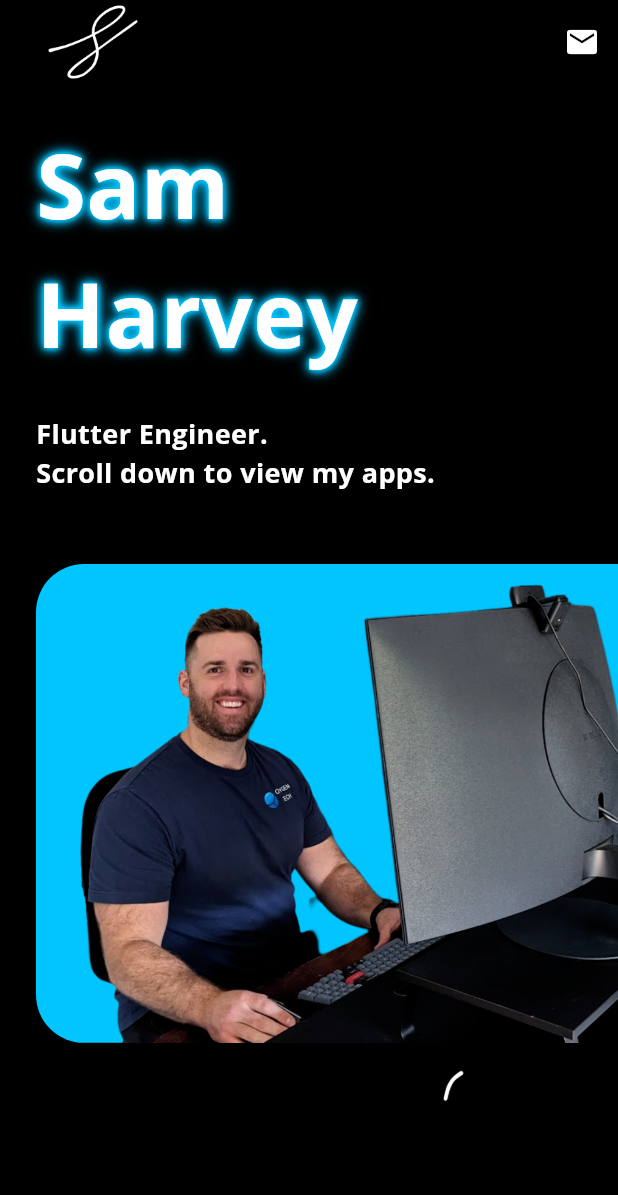
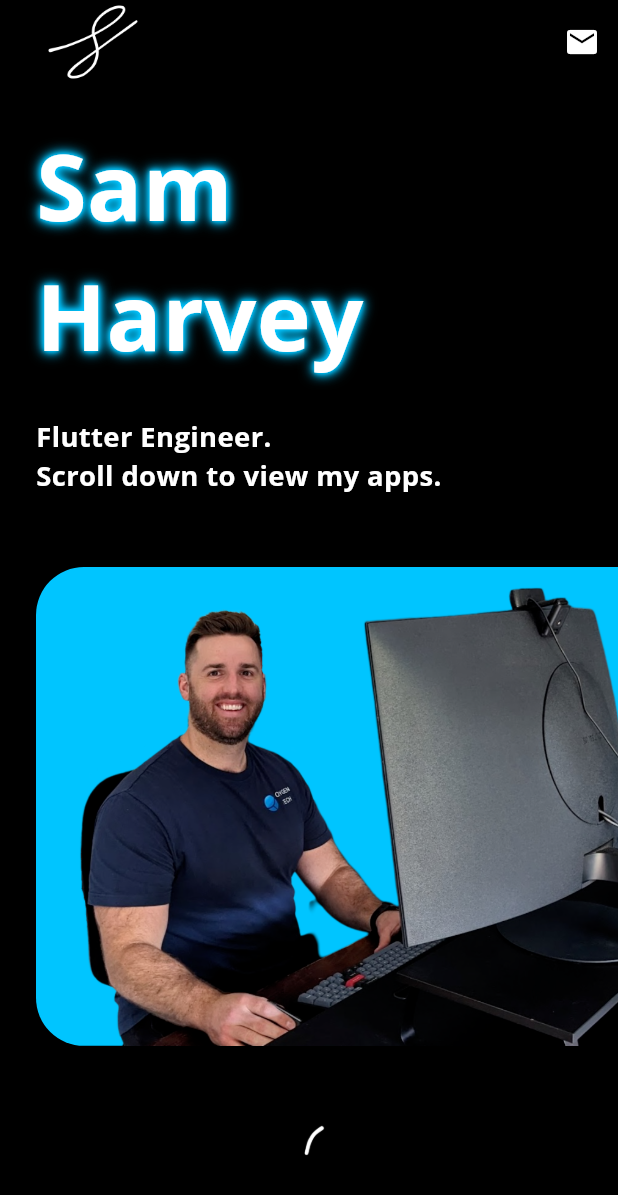
Before and after one commit to SamHarv/samharvey, a Flutter app: the screen it shows after launch, on a phone screen of 412 x 824 dp. Shown: the top 1195 px of the screen. Run offline on Flutter 3.47's test engine with Material 3 defaults, Android fonts, the phone set to English and light mode, and no system bars; our stand-ins replace google_fonts.

Commit message:
Adaptive HomeView UI

```diff
--- /dev/null
+++ b/lib/logic/services/adaptive_font.dart
@@ -0,0 +1,17 @@
+import 'package:flutter/material.dart';
+
+class AdaptiveFontSize {
+  static double getFontSize(BuildContext context, double baseFontSize) {
+    double screenWidth = MediaQuery.sizeOf(context).width;
+    const double baseScreenWidth = 405.0; // Standard screen width
+    double scaleFactor = 1;
+    if (screenWidth > 1000) {
+      scaleFactor = 1.6;
+    } else if (screenWidth > 500) {
+      scaleFactor = 1.25;
+    } else {
+      scaleFactor = screenWidth / baseScreenWidth;
+    }
+    return baseFontSize * scaleFactor;
+  }
+}
--- a/lib/ui/views/home_view.dart
+++ b/lib/ui/views/home_view.dart
@@ -1,21 +1,113 @@
 import 'package:flutter/material.dart';
 import 'package:google_fonts/google_fonts.dart';
 import 'package:samharvey/config/constants.dart';
+import 'package:samharvey/logic/services/adaptive_font.dart';
 
 import '../widgets/text_heading_widget.dart';
 
-class HomeView extends StatelessWidget {
-  final double width;
-  const HomeView({super.key, required this.width});
+class HomeView extends StatefulWidget {
+  const HomeView({super.key});
+
+  @override
+  State<HomeView> createState() => _HomeViewState();
+}
+
+class _HomeViewState extends State<HomeView> {
+  double get mediaWidth => MediaQuery.sizeOf(context).width;
+  double get mediaHeight => MediaQuery.sizeOf(context).height;
+
+  double adaptiveImageWidth(double width) {
+    if (mediaWidth / mediaHeight > 0.9) {
+      return width * 0.4;
+    } else if (mediaWidth > 500) {
+      return width * 0.8;
+    } else {
+      return width;
+    }
+  }
+
+  double adaptiveTextWidth(double width) {
+    if (mediaWidth / mediaHeight > 0.9) {
+      return width * 0.5;
+    } else {
+      return width;
+    }
+  }
 
   @override
   Widget build(BuildContext context) {
+    print(mediaWidth);
     return Stack(
       alignment: Alignment.bottomRight,
       children: [
+        if (mediaWidth / mediaHeight > 0.9)
+          Row(
+            mainAxisAlignment: MainAxisAlignment.spaceBetween,
+            children: [
+              Column(
+                crossAxisAlignment: CrossAxisAlignment.start,
+                mainAxisAlignment: MainAxisAlignment.center,
+                children: [
+                  // Heading to break over 2 lines if needed
+                  Padding(
+                    padding: const EdgeInsets.fromLTRB(80, 24, 24, 24),
+                    child: ConstrainedBox(
+                      constraints: BoxConstraints(
+                        maxWidth: mediaWidth * 0.5 - 48,
+                      ),
+                      child: TextHeadingWidget(text: "Sam Harvey"),
+                    ),
+                  ),
+                  Padding(
+                    padding: const EdgeInsets.fromLTRB(80, 0, 24, 24),
+                    child: ConstrainedBox(
+                      constraints: BoxConstraints(
+                        maxWidth: mediaWidth * 0.5 - 48,
+                      ),
+                      child: Text(
+                        "Flutter Engineer.\n"
+                        "Scroll down to view my apps.",
+                        style: GoogleFonts.openSans(
+                          textStyle: TextStyle(
+                            fontSize: AdaptiveFontSize.getFontSize(context, 18),
+                            fontWeight: FontWeight.bold,
+                            fontFamily: "Open Sans",
+                            color: white,
+                          ),
+                        ),
+                      ),
+                    ),
+                  ),
+                ],
+              ),
+              Align(
+                alignment: Alignment.centerRight,
+                child: Container(
+                  decoration: BoxDecoration(
+                    color: blue,
+                    borderRadius: BorderRadius.only(
+                      topLeft: Radius.circular(32),
+                      bottomLeft: Radius.circular(32),
+                    ),
+                  ),
+                  child: ConstrainedBox(
+                    constraints: BoxConstraints(
+                      maxWidth: mediaWidth * 0.5 - 56,
+                    ),
+                    child: SizedBox(
+                      child: Image.asset(
+                        "images/sam_office.png",
+                        width: adaptiveImageWidth(mediaWidth),
+                      ),
+                    ),
+                  ),
+                ),
+              ),
+            ],
+          )
+        else
           Column(
             mainAxisAlignment: MainAxisAlignment.start,
-          mainAxisSize: MainAxisSize.max,
             children: [
               Row(
                 children: [
@@ -26,23 +118,30 @@ class HomeView extends StatelessWidget {
                       Padding(
                         padding: const EdgeInsets.all(24),
                         child: ConstrainedBox(
-                        constraints: BoxConstraints(maxWidth: width * 0.8),
+                          constraints: BoxConstraints(
+                            maxWidth: adaptiveTextWidth(mediaWidth) - 48,
+                          ),
                           child: TextHeadingWidget(text: "Sam Harvey"),
                         ),
                       ),
                       Padding(
                         padding: const EdgeInsets.fromLTRB(24, 0, 24, 24),
                         child: ConstrainedBox(
-                        constraints: BoxConstraints(maxWidth: width * 0.8),
+                          constraints: BoxConstraints(
+                            maxWidth: adaptiveTextWidth(mediaWidth) - 48,
+                          ),
                           child: Text(
                             "Flutter Engineer.\n"
                             "Scroll down to view my apps.",
                             style: GoogleFonts.openSans(
                               textStyle: TextStyle(
-                              fontSize: 18,
+                                fontSize: AdaptiveFontSize.getFontSize(
+                                  context,
+                                  18,
+                                ),
                                 fontWeight: FontWeight.bold,
                                 fontFamily: "Open Sans",
-                              color: Colors.white,
+                                color: white,
                               ),
                             ),
                           ),
@@ -52,6 +151,7 @@ class HomeView extends StatelessWidget {
                   ),
                 ],
               ),
+              // TODO: Change layout when wider than 1250 || h/w > 0.9 => landscape layout
               Padding(
                 padding: const EdgeInsets.only(left: 24, top: 24),
                 child: Align(
@@ -66,34 +166,17 @@ class HomeView extends StatelessWidget {
                     ),
                     child: Image.asset(
                       "images/sam_office.png",
-                    // width: width * 0.9,
+                      width: adaptiveImageWidth(mediaWidth),
                     ),
                   ),
                 ),
               ),
             ],
           ),
+
         Align(
-          alignment: Alignment(0.5, 0.9),
-          child: Image.asset("images/scroll.gif", width: width * 0.1),
-          // child: GlassMorphism(
-          //   // width: width,
-          //   blur: 10,
-          //   opacity: 0.2,
-          //   color: Colors.grey.shade100,
-          //   clipRadius: const BorderRadius.only(
-          //     topLeft: Radius.circular(32),
-          //     topRight: Radius.circular(32),
-          //   ),
-          //   borderRadius: const BorderRadius.only(
-          //     topLeft: Radius.circular(32),
-          //     topRight: Radius.circular(32),
-          //   ),
-          //   child: Padding(
-          //     padding: const EdgeInsets.only(top: 16, left: 16, right: 16),
-          //     child: Image.asset("images/scroll.gif", width: width * 0.1),
-          //   ),
-          // ),
+          alignment: Alignment(0, 1),
+          child: Image.asset("images/scroll.gif", width: 40),
         ),
       ],
     );
--- a/lib/ui/views/portfolio_view.dart
+++ b/lib/ui/views/portfolio_view.dart
@@ -9,20 +9,7 @@ class PortfolioView extends StatefulWidget {
 }
 
 class _PortfolioViewState extends State<PortfolioView> {
-  double get mediaWidth => MediaQuery.sizeOf(context).width;
-  double adaptiveWidth(double width) {
-    if (mediaWidth > 1250) {
-      return width * 0.3;
-    } else if (mediaWidth > 500) {
-      return width * 0.5;
-    } else {
-      return width;
-    }
-  }
-
   final pageController = PageController();
-
-  double get mediaHeight => MediaQuery.sizeOf(context).height;
 
   @override
   Widget build(BuildContext context) {
@@ -49,7 +36,7 @@ class _PortfolioViewState extends State<PortfolioView> {
       body: PageView(
         scrollDirection: Axis.vertical,
         controller: pageController,
-        children: [HomeView(width: adaptiveWidth(mediaWidth)), Text("Hello")],
+        children: [HomeView(), Text("Hello")],
       ),
     );
   }
--- a/lib/ui/widgets/text_heading_widget.dart
+++ b/lib/ui/widgets/text_heading_widget.dart
@@ -1,6 +1,7 @@
 import 'package:flutter/material.dart';
 import 'package:google_fonts/google_fonts.dart';
 import 'package:samharvey/config/constants.dart';
+import 'package:samharvey/logic/services/adaptive_font.dart';
 
 class TextHeadingWidget extends StatelessWidget {
   final String text;
@@ -14,7 +15,7 @@ class TextHeadingWidget extends StatelessWidget {
       overflow: TextOverflow.clip,
       style: GoogleFonts.openSans(
         textStyle: TextStyle(
-          fontSize: 60,
+          fontSize: AdaptiveFontSize.getFontSize(context, 60),
           fontWeight: FontWeight.bold,
           fontFamily: "Open Sans",
           color: white,
```
Also changed, not shown: 3 other files. Lines whose indentation alone changed are shown as unchanged.
